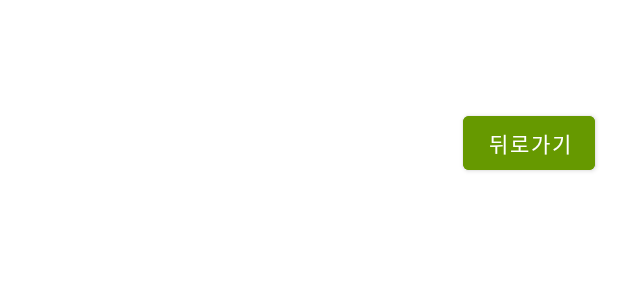
After one commit to Abs0c/WithPet, an Android app: the layout activity_diary_pet.xml on its own in the app's theme, with its tools: preview values and no code run, on a phone screen of 412 x 824 dp. The commit adds this screen. Shown: the top 300 px of the screen. Run offline under Robolectric (Android 15) with nearby library versions, the phone set to English and light mode, and no system bars.

Commit message:
DiaryPet에 주석 달았습니다

```diff
--- a/app/src/main/AndroidManifest.xml
+++ b/app/src/main/AndroidManifest.xml
@@ -39,6 +39,10 @@
         <activity android:name=".EditText"
             android:exported="true"
             android:theme="@style/Theme.Design.NoActionBar"/>
+
+        <activity android:name=".DiaryPet"
+            android:exported="true" />
+
         <activity
             android:name=".MainActivity"
             android:exported="true">
--- /dev/null
+++ b/app/src/main/res/layout/activity_diary_pet.xml
@@ -0,0 +1,26 @@
+<?xml version="1.0" encoding="utf-8"?>
+<LinearLayout xmlns:android="http://schemas.android.com/apk/res/android"
+    android:layout_width="match_parent"
+    android:layout_height="match_parent"
+    android:orientation="vertical">
+    <androidx.appcompat.widget.Toolbar
+        android:layout_width="match_parent"
+        android:layout_height="wrap_content"
+        android:id="@+id/pet_list_tool"/>
+    <Button
+        android:id="@+id/backBtn"
+        android:layout_width="wrap_content"
+        android:layout_height="wrap_content"
+        android:layout_gravity="right"
+        android:layout_margin="15dp"
+        android:text="뒤로가기"
+        android:backgroundTint="@android:color/holo_green_dark"/>
+<!--펫 리스트뷰 -->
+    <ListView
+        android:layout_weight="4"
+        android:id="@+id/list_pet"
+        android:layout_width="match_parent"
+        android:layout_height="wrap_content"/>
+
+
+</LinearLayout>
--- a/app/src/main/res/values/themes.xml
+++ b/app/src/main/res/values/themes.xml
@@ -1,6 +1,10 @@
 <resources xmlns:tools="http://schemas.android.com/tools">
     <!-- Base application theme. -->
     <style name="Theme.Porject" parent="Theme.MaterialComponents.DayNight.DarkActionBar">
+<!--        툴바오류 -->
+        <item name="windowActionBar">false</item>
+        <item name="windowNoTitle">true</item>
+
         <!-- Primary brand color. -->
         <item name="colorPrimary">@color/purple_500</item>
         <item name="colorPrimaryVariant">@color/purple_700</item>
```
Also changed, not shown: app/src/main/java/com/example/porject/Diary.kt (+3 -12 lines), app/src/main/java/com/example/porject/DiaryPet.kt (added, +42 -0 lines).
